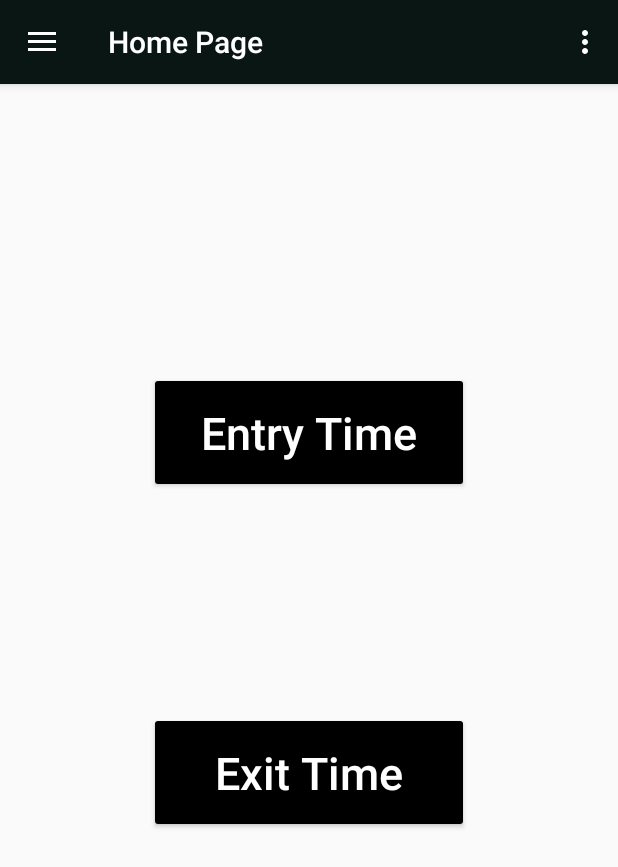
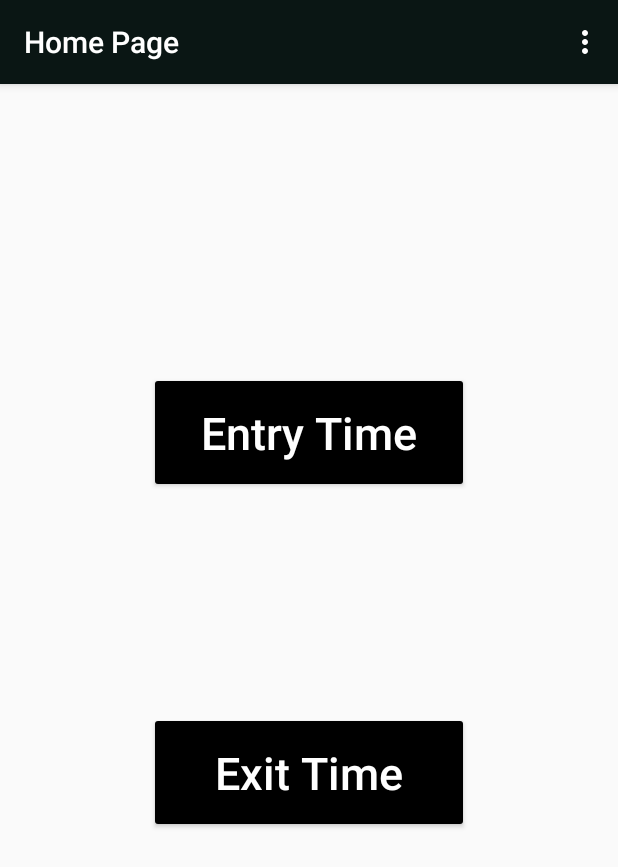
Before and after one commit to ski96277/OfficeManageMentAPP, an Android app: the MainActivity_Employee screen opened directly, with no data from a screen before it, on a phone screen of 412 x 824 dp. Shown: the top 867 px of the screen. Run offline under Robolectric (Android 15) with nearby library versions, the phone set to English and light mode, and no system bars; our stand-ins replace ButterKnife, Firebase (no records; nobody signed in at launch, a user with empty details on screens opened directly); libraries missing offline, so code that uses them is left out: es.dmoral.toasty.

Commit message:
some change

```diff
--- a/app/src/main/java/com/rocketechit/officemanagementapp/Activity/MainActivity_Employee.java
+++ b/app/src/main/java/com/rocketechit/officemanagementapp/Activity/MainActivity_Employee.java
@@ -29,8 +29,7 @@ import es.dmoral.toasty.Toasty;
 import android.view.Menu;
 import android.view.MenuItem;
 
-public class MainActivity_Employee extends AppCompatActivity
-        implements NavigationView.OnNavigationItemSelectedListener {
+public class MainActivity_Employee extends AppCompatActivity{
 
     Fragment fragment = null;
 
@@ -41,15 +40,15 @@ public class MainActivity_Employee extends AppCompatActivity
         Toolbar toolbar = (Toolbar) findViewById(R.id.toolbar);
         toolbar.setTitle("Home Page");
         setSupportActionBar(toolbar);
-
-        DrawerLayout drawer = (DrawerLayout) findViewById(R.id.drawer_layout);
+//Navigation off
+      /*  DrawerLayout drawer = (DrawerLayout) findViewById(R.id.drawer_layout);
         ActionBarDrawerToggle toggle = new ActionBarDrawerToggle(
                 this, drawer, toolbar, R.string.navigation_drawer_open, R.string.navigation_drawer_close);
         drawer.addDrawerListener(toggle);
         toggle.syncState();
 
         NavigationView navigationView = (NavigationView) findViewById(R.id.nav_view);
-        navigationView.setNavigationItemSelectedListener(this);
+        navigationView.setNavigationItemSelectedListener(this);*/
 
         //set default Fragment
         fragment = new Employee_Home();
@@ -113,7 +112,8 @@ public class MainActivity_Employee extends AppCompatActivity
     }
 
     @SuppressWarnings("StatementWithEmptyBody")
-    @Override
+    // Navigation off
+/*    @Override
     public boolean onNavigationItemSelected(MenuItem item) {
         // Handle navigation view item clicks here.
         int id = item.getItemId();
@@ -135,7 +135,7 @@ public class MainActivity_Employee extends AppCompatActivity
         DrawerLayout drawer = (DrawerLayout) findViewById(R.id.drawer_layout);
         drawer.closeDrawer(GravityCompat.START);
         return true;
-    }
+    }*/
 
     //replace Fragment name
     private void fragmentReplace(Fragment fragment) {
--- a/app/src/main/res/layout/attandence_item_view.xml
+++ b/app/src/main/res/layout/attandence_item_view.xml
@@ -19,7 +19,7 @@
             android:gravity="center"
             android:text="12"
             android:textColor="#EC1313"
-            android:textSize="20sp" />
+            android:textSize="15sp" />
 
         <TextView
             android:id="@+id/entryTime_attendance_TV"
@@ -31,7 +31,7 @@
             android:gravity="center"
             android:text="10.00am"
             android:textColor="#EC1313"
-            android:textSize="20sp" />
+            android:textSize="15sp" />
 
         <TextView
             android:id="@+id/exitTime_attendance_TV"
@@ -43,7 +43,7 @@
             android:gravity="center"
             android:text="6.00am"
             android:textColor="#EC1313"
-            android:textSize="20sp" />
+            android:textSize="15sp" />
 
     </LinearLayout>
 </androidx.cardview.widget.CardView>
--- a/app/src/main/res/values/colors.xml
+++ b/app/src/main/res/values/colors.xml
@@ -2,7 +2,7 @@
 <resources>
     <!--<color name="colorPrimary">#008577</color>-->
     <color name="colorPrimary">#0A1614</color>
-    <color name="colorPrimaryDark">#042725</color>
+    <color name="colorPrimaryDark">#050B13</color>
     <color name="colorAccent">#D81B60</color>
 
     <color name="black_color">#000</color>
```
Also changed, not shown: app/src/main/java/com/rocketechit/officemanagementapp/Activity/MainActivity_Admin.java (+10 -10 lines), app/src/main/res/layout/activity_splash.xml (+4 -3 lines).
